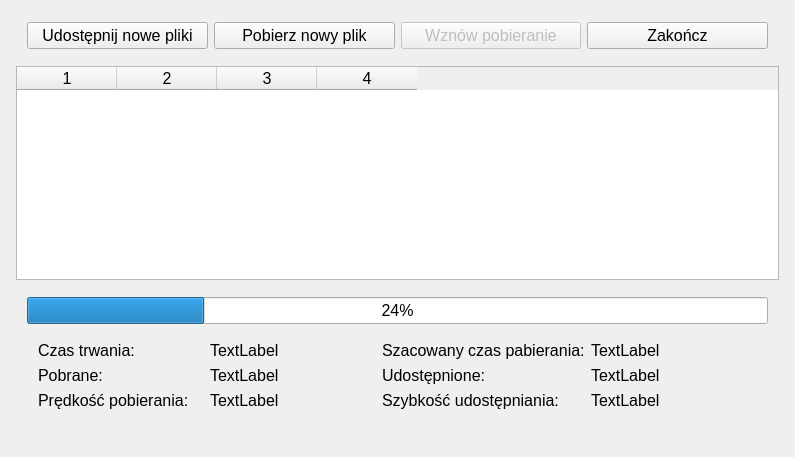
Qt form Client/Window.ui (Fuligor/System-wymiany-plik-w-P2P) before a commit.
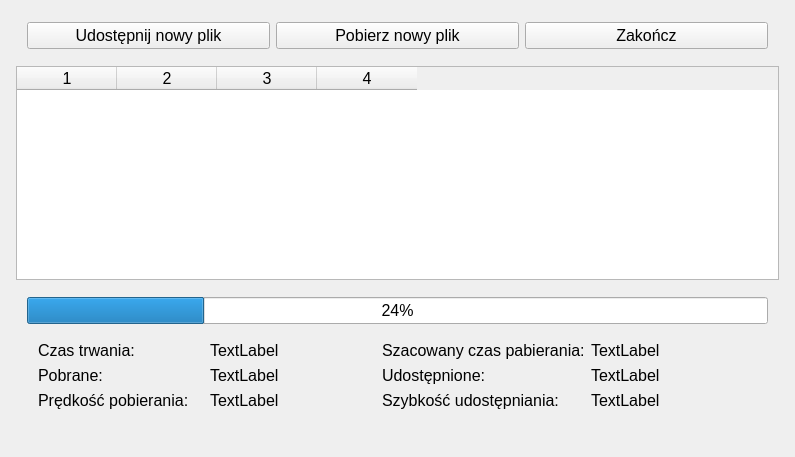
The same form after that commit.

Diff of the .ui file:
```diff
--- a/Client/Window.ui
+++ b/Client/Window.ui
@@ -61,7 +61,7 @@
           <bool>false</bool>
          </property>
          <property name="text">
-          <string>Udostępnij nowe pliki</string>
+          <string>Udostępnij nowy plik</string>
          </property>
          <property name="checkable">
           <bool>false</bool>
@@ -84,30 +84,6 @@
          </property>
         </widget>
        </item>
-       <item>
-        <widget class="QPushButton" name="ContinueDownload">
-         <property name="enabled">
-          <bool>false</bool>
-         </property>
-         <property name="sizePolicy">
-          <sizepolicy hsizetype="Preferred" vsizetype="Preferred">
-           <horstretch>0</horstretch>
-           <verstretch>0</verstretch>
-          </sizepolicy>
-         </property>
-         <property name="font">
-          <font>
-           <pointsize>12</pointsize>
-          </font>
-         </property>
-         <property name="styleSheet">
-          <string notr="true"/>
-         </property>
-         <property name="text">
-          <string>Wznów pobieranie</string>
-         </property>
-        </widget>
-       </item>
        <item>
         <widget class="QPushButton" name="Exit">
          <property name="sizePolicy">
```
